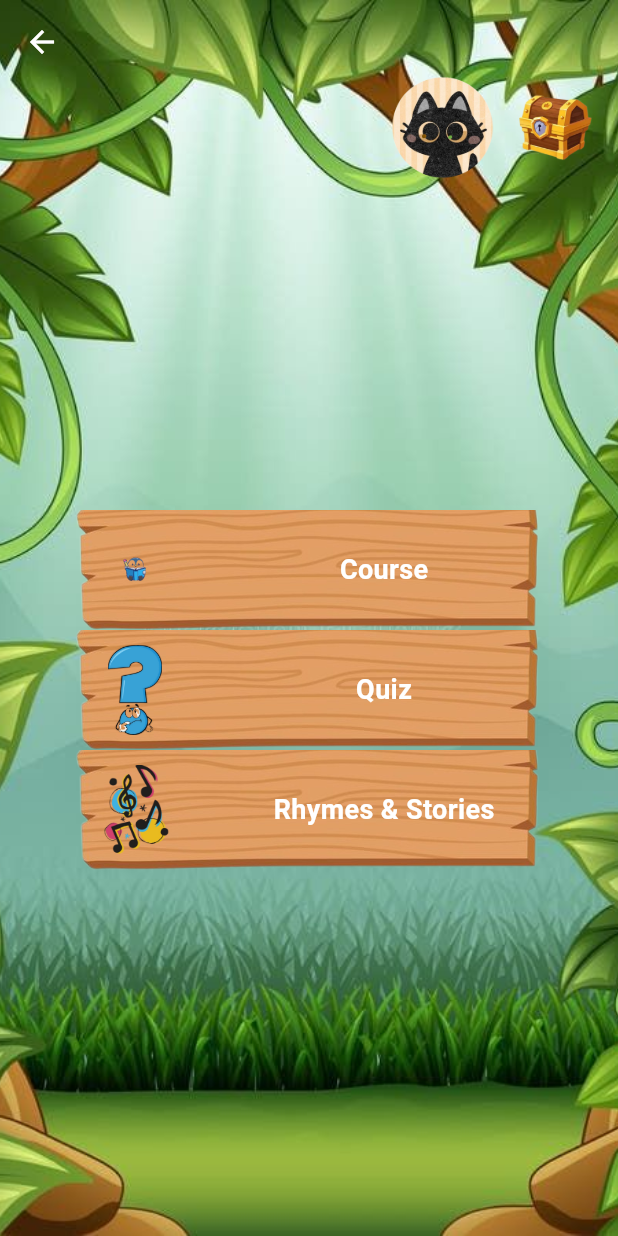
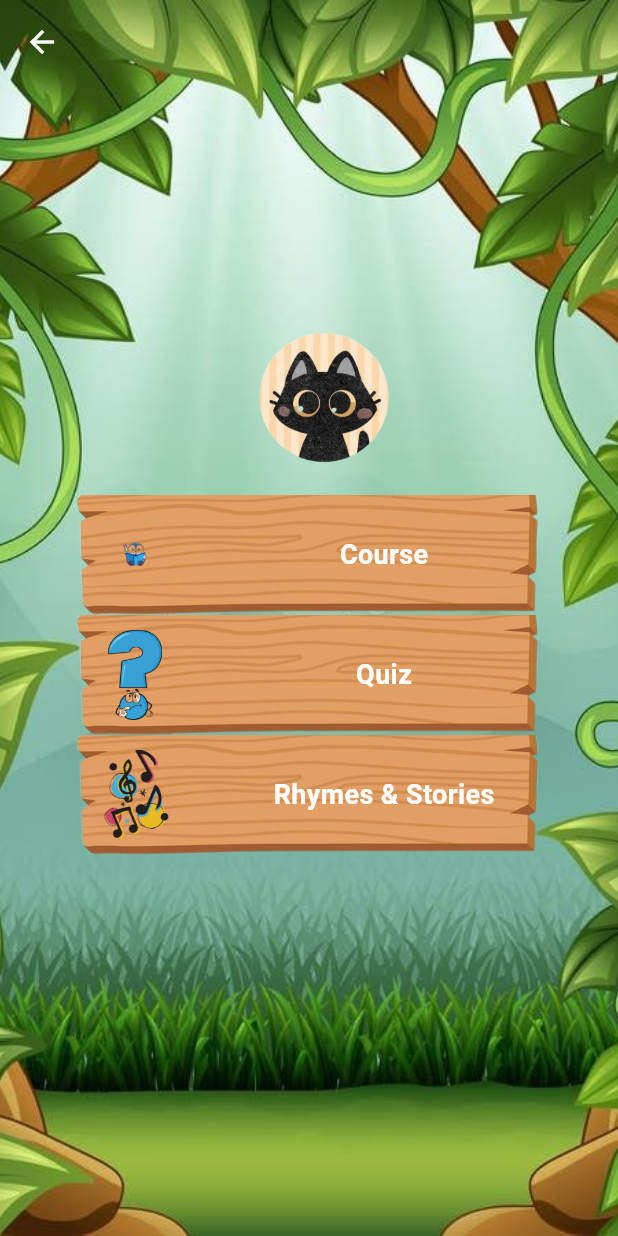
Before and after one commit to mahatarc/TinyTalk, a Flutter app: the Home screen opened directly, on a phone screen of 412 x 824 dp. Run offline on Flutter 3.47's test engine with Material 3 defaults, Android fonts, the phone set to English and light mode, and no system bars; our stand-ins replace audioplayers, flutter_bloc, google_fonts, permission_handler, shared_preferences, smooth_page_indicator and 1 more; missing offline and left inert: flutter_sound; accounts and stored records are empty.

Commit message:
removed chest icon

```diff
--- a/frontend/lib/features/homepage/presentation/UI/home.dart
+++ b/frontend/lib/features/homepage/presentation/UI/home.dart
@@ -1,10 +1,9 @@
 import 'package:flutter/material.dart';
 import 'package:flutter/services.dart'; // Import the package to lock orientation
 import 'package:tiny_talks/features/courses/presentation/UI/courses.dart';
+import 'package:tiny_talks/features/profile/profile.dart';
 import 'package:tiny_talks/features/quiz/presentation/UI/quiz.dart';
 import 'package:tiny_talks/features/rhymes/presentation/UI/rhymes.dart';
-import 'package:tiny_talks/features/profile/profile.dart';
-
 
 class Home extends StatelessWidget {
   const Home({super.key});
@@ -40,10 +39,10 @@ class Home extends StatelessWidget {
           ),
           Column(
             children: [
-              const SizedBox(height: 50), // Space for the AppBar
+              const SizedBox(height: 220), // Space for the AppBar
               // Profile and Chest icons row
               Padding(
-                padding: const EdgeInsets.symmetric(horizontal: 16.0),
+                padding: const EdgeInsets.symmetric(horizontal: 135.0),
                 child: Row(
                   mainAxisAlignment: MainAxisAlignment.end,
                   children: [
@@ -53,30 +52,29 @@ class Home extends StatelessWidget {
                             context,
                             MaterialPageRoute(builder: (context) => ProfilePage()),
                           );
-                        print("Profile icon tapped");
                       },
                       child: Image.asset(
                         'images/profile.png', // Replace with your profile image path
-                        width: 70,
-                        height: 70,
+                        width: 90,
+                        height: 90,
                       ),
                     ),
-                    const SizedBox(width: 16), // Space between icons
-                    GestureDetector(
-                      onTap: () {
-                        // Add action for chest icon
-                        print("Chest icon tapped");
-                      },
-                      child: Image.asset(
-                        'images/chest.png', // Replace with your chest image path
-                        width: 50,
-                        height: 50,
-                      ),
-                    ),
+                    const SizedBox(width: 16),
+                    // GestureDetector(
+                    //   onTap: () {
+                    //     // Add action for chest icon
+                    //     print("Chest icon tapped");
+                    //   },
+                    //   child: Image.asset(
+                    //     'images/chest.png',
+                    //     width: 50,
+                    //     height: 50,
+                    //   ),
+                    // ),
                   ],
                 ),
               ),
-              const SizedBox(height: 200), // Spacer for content positioning
+              //const SizedBox(height: 2),
               Expanded(
                 child: ListView(
                   padding: const EdgeInsets.all(20.0),
@@ -146,20 +144,19 @@ class CategoryListTile extends StatelessWidget {
       child: Stack(
         alignment: Alignment.center,
         children: [
-          // Background image
           ClipRRect(
             borderRadius: BorderRadius.circular(10),
             child: Image.asset(
               backgroundImage,
               fit: BoxFit.cover,
               width: double.infinity,
-              height: 80, // Adjust height for the tile
+              height: 80,
             ),
           ),
           // Icon and text overlay
           Row(
             children: [
-              const SizedBox(width: 40), // Padding from the left
+              const SizedBox(width: 40),
               Image.asset(
                 icon,
                 width: 60,
@@ -171,7 +168,7 @@ class CategoryListTile extends StatelessWidget {
                 style: const TextStyle(
                   fontSize: 18,
                   fontWeight: FontWeight.bold,
-                  color: Colors.white, // White color for contrast
+                  color: Colors.white,
                 ),
               ),
               const Spacer(), // Add equal spacing after the text
```
Also changed, not shown: frontend/lib/features/homepage/presentation/UI/homepage.dart (+1 -11 lines).
